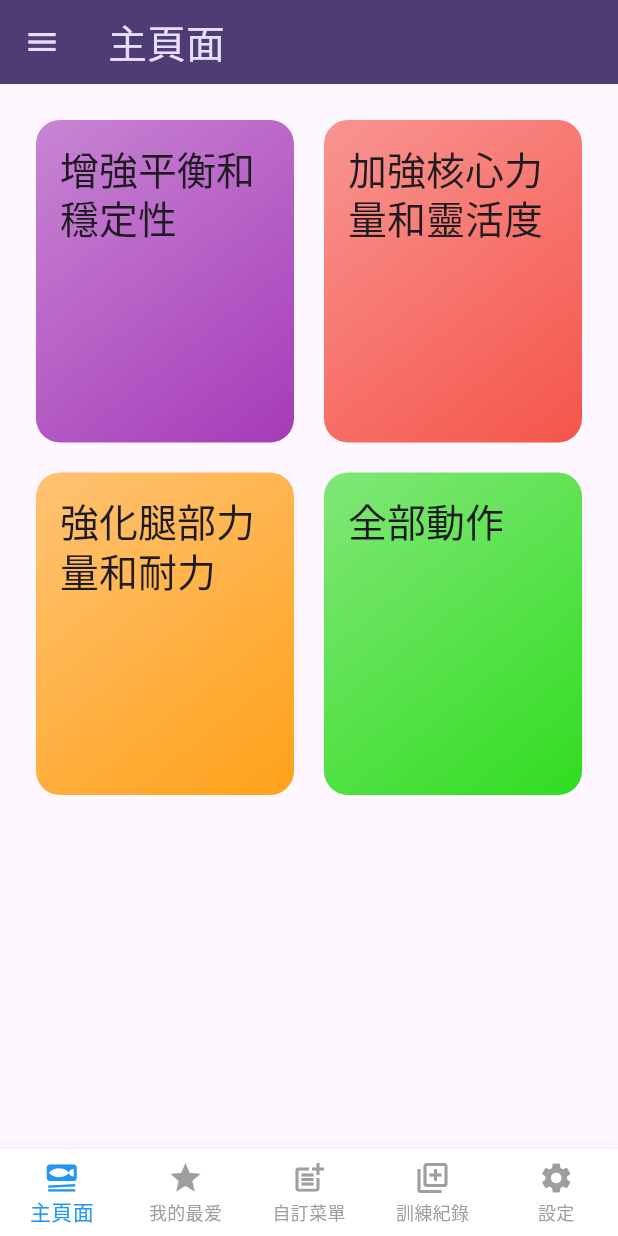
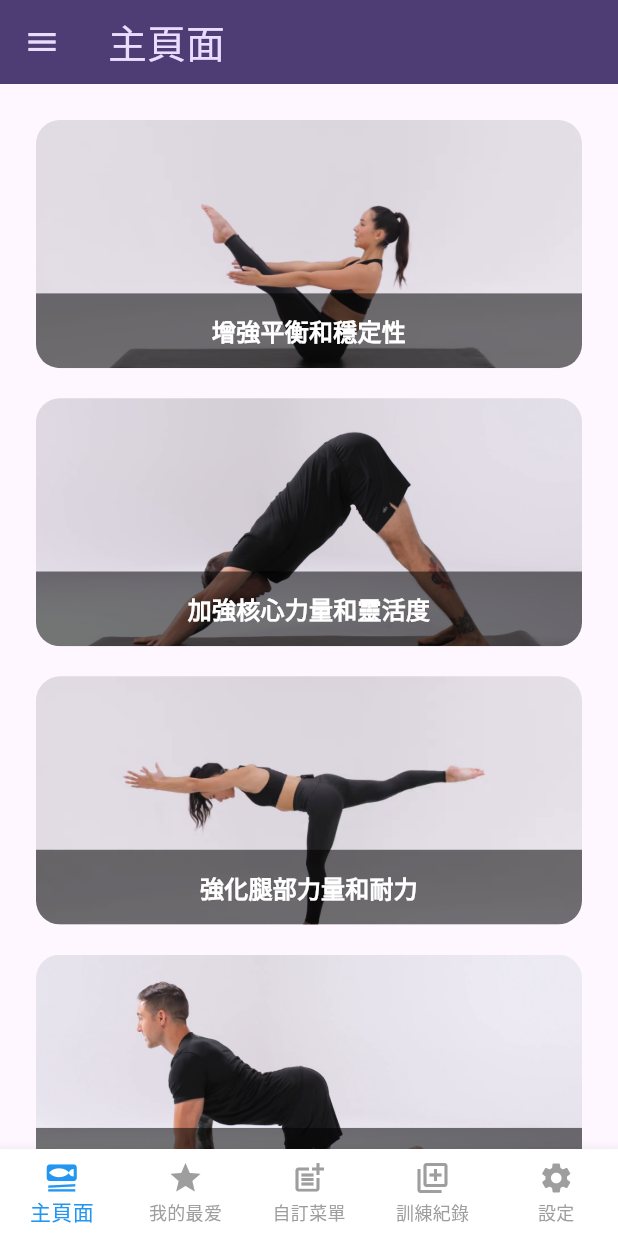
Before and after one commit to live7086/mvp_one, a Flutter app: the TabsScreen screen opened directly, on a phone screen of 412 x 824 dp. Run offline on Flutter 3.47's test engine with Material 3 defaults, Android fonts, the phone set to English and light mode, and no system bars; our stand-ins replace camera, carousel_slider, firebase_auth, firebase_core, firebase_database, flutter_tts and 4 more; missing offline and left inert: google_ml_kit; accounts and stored records are empty.

Commit message:
主畫面修改

```diff
--- a/lib/data/dummy_data.dart
+++ b/lib/data/dummy_data.dart
@@ -9,21 +9,25 @@ const availableCategories = [
     id: 'c1',
     title: '增強平衡和穩定性',
     color: Colors.purple,
+    imageUrl: 'assets/images/boatPose.png',
   ),
   Category(
     id: 'c2',
     title: '加強核心力量和靈活度',
     color: Colors.red,
+    imageUrl: 'assets/images/downwardFacingDogPose.png',
   ),
   Category(
     id: 'c3',
     title: '強化腿部力量和耐力',
     color: Colors.orange,
+    imageUrl: 'assets/images/warriorThreePose.png',
   ),
   Category(
     id: 'c4',
     title: '全部動作',
     color: Color.fromARGB(255, 26, 218, 8),
+    imageUrl: 'assets/images/cowPose.png',
   ),
 ];
 
--- a/lib/models/category.dart
+++ b/lib/models/category.dart
@@ -5,9 +5,11 @@ class Category {
     required this.id,
     required this.title,
     this.color = Colors.orange,
+    required this.imageUrl,
   });
 
   final String id;
   final String title;
   final Color color;
+  final String imageUrl;
 }
--- a/lib/screens/categories.dart
+++ b/lib/screens/categories.dart
@@ -36,8 +36,8 @@ class CategoriesScreen extends StatelessWidget {
     return GridView(
       padding: const EdgeInsets.all(24),
       gridDelegate: const SliverGridDelegateWithFixedCrossAxisCount(
-        crossAxisCount: 2,
-        childAspectRatio: 0.8,
+        crossAxisCount: 1,
+        childAspectRatio: 2.2,
         crossAxisSpacing: 20,
         mainAxisSpacing: 20,
       ),
--- a/lib/widget_expense/expenses.dart
+++ b/lib/widget_expense/expenses.dart
@@ -166,6 +166,11 @@ class _ExpensesState extends State<Expenses> {
           Expanded(
             child: mainContent,
           ),
+          IconButton(
+            onPressed: _openAddExpenseOverlay,
+            icon: const Icon(Icons.add),
+            iconSize: 36.0,
+          )
         ],
       ),
     );
--- a/lib/widgets/category_grid_item.dart
+++ b/lib/widgets/category_grid_item.dart
@@ -17,23 +17,53 @@ class CategoryGridItem extends StatelessWidget {
       onTap: onSelectCategory,
       splashColor: Theme.of(context).primaryColor,
       borderRadius: BorderRadius.circular(16),
-      child: Container(
-        padding: const EdgeInsets.all(16),
-        decoration: BoxDecoration(
-          borderRadius: BorderRadius.circular(16),
-          gradient: LinearGradient(
-            colors: [
-              category.color.withOpacity(0.55),
-              category.color.withOpacity(0.9),
-            ],
-            begin: Alignment.topLeft,
-            end: Alignment.bottomRight,
+      child: Stack(
+        children: [
+          ClipRRect(
+            borderRadius: BorderRadius.circular(16),
+            child: Image.asset(
+              category.imageUrl,
+              fit: BoxFit.cover,
+              height: 200,
+              width: double.infinity,
+            ),
           ),
-        ),
-        child: Text(category.title,
-            style: Theme.of(context).textTheme.titleLarge!.copyWith(
-                  color: Theme.of(context).colorScheme.onBackground,
-                )),
+          Positioned(
+            bottom: 0,
+            left: 0,
+            right: 0,
+            height: 50,
+            child: ClipRRect(
+              borderRadius: BorderRadius.only(
+                  bottomLeft: Radius.circular(16),
+                  bottomRight: Radius.circular(16)),
+              child: Container(
+                padding: const EdgeInsets.all(5),
+                color: Colors.black54,
+                alignment: Alignment.center,
+                child: Text(
+                  category.title,
+                  style: Theme.of(context).textTheme.titleMedium!.copyWith(
+                        color: Colors.white,
+                        fontWeight: FontWeight.bold,
+                      ),
+                  textAlign: TextAlign.center,
+                ),
+              ),
+            ),
+            // child: Container(
+            //   padding: const EdgeInsets.all(5),
+            //   color: Colors.black54,
+            //   alignment: Alignment.center,
+            //   child: Text(
+            //     category.title,
+            //     style: Theme.of(context).textTheme.titleMedium!.copyWith(
+            //           color: Colors.white,
+            //         ),
+            //   ),
+            // ),
+          ),
+        ],
       ),
     );
   }
```
Also changed, not shown: assets/images/user123.jpg (deleted), 1 other file.
